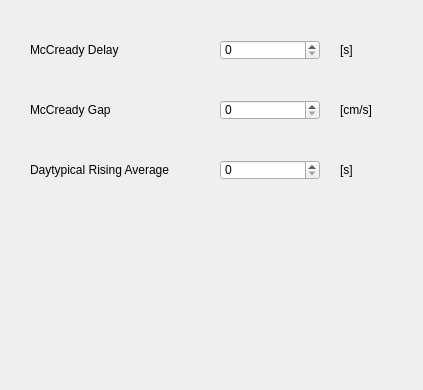
Above: src/configuration/flytec/FlyCalcFrame.ui from Iv/FlyHigh before the change. Below: the same form after it.
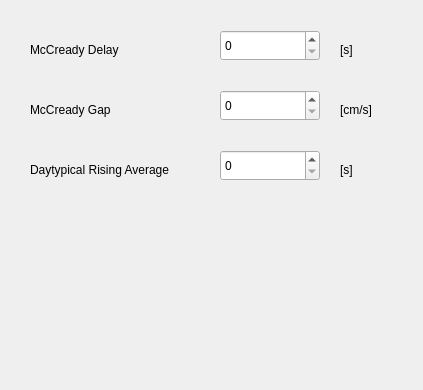
That is the form after the change.

```diff
--- a/src/configuration/flytec/FlyCalcFrame.ui
+++ b/src/configuration/flytec/FlyCalcFrame.ui
@@ -36,14 +36,11 @@
       <property name="geometry">
         <rect>
           <x>220</x>
-          <y>40</y>
+     <y>30</y>
           <width>100</width>
-          <height>20</height>
-        </rect>
-      </property>
-      <property name="maximum">
-        <number>30</number>
-      </property>
+     <height>31</height>
+    </rect>
+   </property>
       <property name="minimum">
         <number>0</number>
       </property>
@@ -58,11 +55,14 @@
       <property name="geometry">
         <rect>
           <x>220</x>
-          <y>100</y>
+     <y>90</y>
           <width>100</width>
-          <height>20</height>
-        </rect>
-      </property>
+     <height>31</height>
+    </rect>
+   </property>
+   <property name="minimum">
+    <number>0</number>
+   </property>
       <property name="maximum">
         <number>50</number>
       </property>
@@ -96,11 +96,14 @@
       <property name="geometry">
         <rect>
           <x>220</x>
-          <y>160</y>
+     <y>150</y>
           <width>100</width>
-          <height>20</height>
-        </rect>
-      </property>
+     <height>31</height>
+    </rect>
+   </property>
+   <property name="minimum">
+    <number>0</number>
+   </property>
       <property name="maximum">
         <number>600</number>
       </property>
```
Left out of the diff: 18 changed lines with no effect on the pictures. Lines whose indentation alone changed are shown as unchanged.
